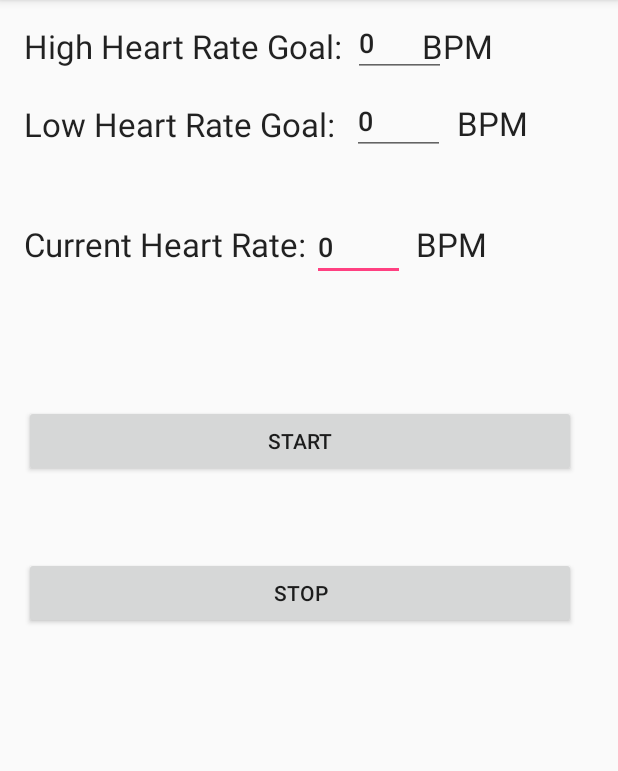
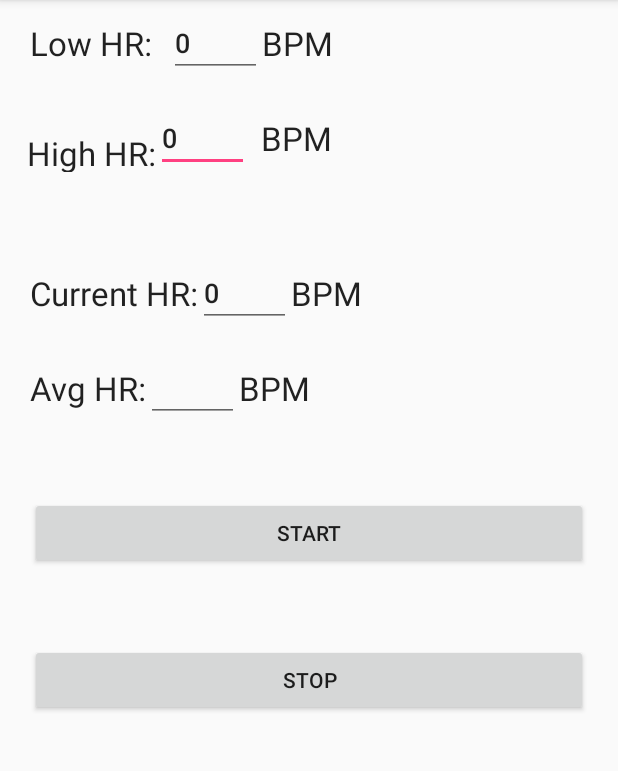
Before and after one commit to jwjibilian/Runification, an Android app: the WeightLossTraining screen opened directly, with no data from a screen before it, on a phone screen of 412 x 824 dp, the part 84-855 px from its top. Run offline under Robolectric (Android 15) with nearby library versions, the phone set to English and light mode, and no system bars; libraries missing offline, so code that uses them is left out: org.puredata.android, org.puredata.core; 5 statements that could not run were skipped.

Commit message:
Improved weight loss UI and add a moving average for average hr calculation

```diff
--- a/RunificationAndroid/app/src/main/java/com/example/jwjibilian/runificationandroid/view/WeightLossTraining.java
+++ b/RunificationAndroid/app/src/main/java/com/example/jwjibilian/runificationandroid/view/WeightLossTraining.java
@@ -26,6 +26,7 @@ public class WeightLossTraining extends AppCompatActivity {
     private static final String TAG = "RUNIF";
     public static final String USER_PREF = "User";
     private int highHr, lowHr, avgHr;
+    double alpha = 0.7;
     MediaPlayer heartbeat;
 
     private EditText currHrTxt;
@@ -209,6 +210,6 @@ public class WeightLossTraining extends AppCompatActivity {
         currHrTxt.setText(String.valueOf(newHr));
 
         // Update average HR
-        avgHr = newHr;
+        avgHr = (int) ((alpha * newHr) + (1.0 - alpha) * avgHr);
     }
 }
--- a/RunificationAndroid/app/src/main/res/layout/activity_weight_loss_training.xml
+++ b/RunificationAndroid/app/src/main/res/layout/activity_weight_loss_training.xml
@@ -4,159 +4,231 @@
     xmlns:tools="http://schemas.android.com/tools"
     android:layout_width="match_parent"
     android:layout_height="match_parent"
-    tools:context="com.example.jwjibilian.runificationandroid.view.WeightLossTraining">
+    tools:context="com.example.jwjibilian.runificationandroid.view.WeightLossTraining"
+    tools:layout_editor_absoluteY="81dp"
+    tools:layout_editor_absoluteX="0dp">
 
     <Button
         android:id="@+id/stopWeightLoss"
-        android:layout_width="368dp"
+        android:layout_width="fill_parent"
         android:layout_height="wrap_content"
-        android:layout_marginLeft="16dp"
-        android:layout_marginTop="371dp"
         android:onClick="onStopClick"
         android:text="Stop"
+        android:layout_marginTop="50dp"
+        app:layout_constraintTop_toBottomOf="@+id/startWeightLoss"
+        android:layout_marginLeft="20dp"
+        app:layout_constraintLeft_toLeftOf="parent"
+        android:layout_marginRight="20dp"
+        app:layout_constraintRight_toRightOf="parent" />
+
+    <Button
+        android:id="@+id/startWeightLoss"
+        android:layout_width="fill_parent"
+        android:layout_height="wrap_content"
+        android:onClick="onStartClick"
+        android:text="Start"
+        android:layout_marginTop="50dp"
+        app:layout_constraintTop_toBottomOf="@+id/avgHrLay"
+        android:layout_marginLeft="20dp"
+        app:layout_constraintLeft_toLeftOf="parent"
+        android:layout_marginRight="20dp"
+        app:layout_constraintRight_toRightOf="parent" />
+
+    <LinearLayout
+        android:id="@+id/highHrLay"
+        android:layout_width="wrap_content"
+        android:layout_height="wrap_content"
+        android:orientation="horizontal"
+        android:layout_marginStart="8dp"
+        android:layout_marginTop="20dp"
+        app:layout_constraintTop_toBottomOf="@+id/lowHrLay"
+        android:layout_marginLeft="20dp"
+        app:layout_constraintLeft_toLeftOf="parent">
+
+        <TextView
+            android:id="@+id/textView3"
+            android:layout_width="wrap_content"
+            android:layout_height="wrap_content"
+            android:layout_marginLeft="10dp"
+            android:layout_marginStart="10dp"
+            android:layout_marginTop="10dp"
+            android:layout_weight="1"
+            android:text="High HR:"
+            android:textAppearance="@android:style/TextAppearance.DeviceDefault.Large"
+            android:visibility="visible"
             app:layout_constraintLeft_toLeftOf="parent"
             app:layout_constraintTop_toTopOf="parent" />
 
         <EditText
-        android:id="@+id/CurrentHR"
+            android:id="@+id/HighHRGoal"
             android:layout_width="62dp"
             android:layout_height="43dp"
+            android:layout_weight="1"
             android:ems="10"
             android:inputType="number"
             android:selectAllOnFocus="false"
             android:singleLine="false"
             android:textAppearance="@android:style/TextAppearance.DeviceDefault.Medium"
             android:visibility="visible"
-        app:layout_constraintLeft_toRightOf="@+id/textView7"
-        android:layout_marginLeft="4dp"
+            tools:layout_editor_absoluteX="110dp"
+            tools:layout_editor_absoluteY="8dp" />
+
+        <TextView
+            android:id="@+id/textView20"
+            android:layout_width="wrap_content"
+            android:layout_height="wrap_content"
+            android:layout_marginStart="8dp"
+            android:layout_weight="1"
+            android:text="BPM"
+            android:textAppearance="@android:style/TextAppearance.DeviceDefault.Large"
+            android:visibility="visible"
+            tools:layout_editor_absoluteX="279dp"
+            tools:layout_editor_absoluteY="174dp" />
+    </LinearLayout>
+
+    <LinearLayout
+        android:id="@+id/lowHrLay"
+        android:layout_width="wrap_content"
+        android:layout_height="wrap_content"
+        android:orientation="horizontal"
+        android:layout_marginStart="20dp"
         app:layout_constraintTop_toTopOf="parent"
-        android:layout_marginTop="150dp"
-        app:layout_constraintBottom_toBottomOf="@+id/textView7"
-        app:layout_constraintVertical_bias="0.41000003"
-        android:layout_marginStart="4dp" />
+        android:layout_marginTop="8dp"
+        android:layout_marginLeft="20dp"
+        app:layout_constraintLeft_toLeftOf="parent">
+
+        <TextView
+            android:id="@+id/textView19"
+            android:layout_width="wrap_content"
+            android:layout_height="wrap_content"
+            android:layout_weight="1"
+            android:text="Low HR:"
+            android:textAppearance="@android:style/TextAppearance.DeviceDefault.Large"
+            android:visibility="visible"
+            tools:layout_editor_absoluteX="16dp"
+            tools:layout_editor_absoluteY="0dp" />
 
         <EditText
             android:id="@+id/LowHRGoal"
             android:layout_width="62dp"
             android:layout_height="43dp"
-        android:layout_marginLeft="11dp"
-        android:layout_marginTop="61dp"
+            android:layout_marginStart="11dp"
+            android:layout_weight="1"
             android:ems="10"
             android:inputType="number"
             android:selectAllOnFocus="false"
             android:singleLine="false"
             android:textAppearance="@android:style/TextAppearance.DeviceDefault.Medium"
             android:visibility="visible"
-        app:layout_constraintBottom_toBottomOf="@+id/textView19"
-        app:layout_constraintLeft_toRightOf="@+id/textView19"
-        app:layout_constraintTop_toTopOf="parent"
-        app:layout_constraintVertical_bias="0.26"
-        android:layout_marginStart="11dp" />
+            tools:layout_editor_absoluteX="298dp"
+            tools:layout_editor_absoluteY="215dp" />
+
+        <TextView
+            android:id="@+id/textView18"
+            android:layout_width="wrap_content"
+            android:layout_height="wrap_content"
+            android:layout_weight="1"
+            android:text="BPM"
+            android:textAppearance="@android:style/TextAppearance.DeviceDefault.Large"
+            android:visibility="visible"
+            tools:layout_editor_absoluteX="207dp"
+            tools:layout_editor_absoluteY="16dp" />
+    </LinearLayout>
+
+    <LinearLayout
+        android:id="@+id/currentHrLay"
+        android:layout_width="wrap_content"
+        android:layout_height="wrap_content"
+        android:layout_weight="1"
+        android:orientation="horizontal"
+        android:layout_marginStart="20dp"
+        android:layout_marginTop="60dp"
+        app:layout_constraintTop_toBottomOf="@+id/highHrLay"
+        android:layout_marginLeft="20dp"
+        app:layout_constraintLeft_toLeftOf="parent">
+
+        <TextView
+            android:id="@+id/textView7"
+            android:layout_width="wrap_content"
+            android:layout_height="wrap_content"
+            android:layout_weight="1"
+            android:text="Current HR:"
+            android:textAppearance="@android:style/TextAppearance.DeviceDefault.Large"
+            android:visibility="visible"
+            tools:layout_editor_absoluteX="16dp"
+            tools:layout_editor_absoluteY="148dp" />
 
         <EditText
-        android:id="@+id/HighHRGoal"
+            android:id="@+id/CurrentHR"
             android:layout_width="62dp"
             android:layout_height="43dp"
-        android:layout_marginLeft="7dp"
-        android:layout_marginStart="7dp"
-        android:layout_marginTop="8dp"
+            android:layout_weight="1"
             android:ems="10"
             android:inputType="number"
             android:selectAllOnFocus="false"
             android:singleLine="false"
             android:textAppearance="@android:style/TextAppearance.DeviceDefault.Medium"
             android:visibility="visible"
-        app:layout_constraintBottom_toBottomOf="@+id/textView3"
-        app:layout_constraintLeft_toRightOf="@+id/textView3"
-        app:layout_constraintTop_toTopOf="parent"
-        app:layout_constraintVertical_bias="0.0" />
-
-    <TextView
-        android:id="@+id/textView3"
-        android:layout_width="wrap_content"
-        android:layout_height="wrap_content"
-        android:text="High Heart Rate Goal:"
-        android:textAppearance="@android:style/TextAppearance.DeviceDefault.Large"
-        android:visibility="visible"
-        app:layout_constraintTop_toTopOf="parent"
-        android:layout_marginTop="16dp"
-        android:layout_marginLeft="16dp"
-        app:layout_constraintLeft_toLeftOf="parent"
-        android:layout_marginStart="16dp" />
-
-    <TextView
-        android:id="@+id/textView7"
-        android:layout_width="wrap_content"
-        android:layout_height="wrap_content"
-        android:layout_marginLeft="16dp"
-        android:layout_marginStart="16dp"
-        android:layout_marginTop="148dp"
-        android:text="Current Heart Rate:"
-        android:textAppearance="@android:style/TextAppearance.DeviceDefault.Large"
-        android:visibility="visible"
-        app:layout_constraintLeft_toLeftOf="parent"
-        app:layout_constraintTop_toTopOf="parent" />
-
-    <TextView
-        android:id="@+id/textView19"
-        android:layout_width="wrap_content"
-        android:layout_height="wrap_content"
-        android:layout_marginLeft="16dp"
-        android:layout_marginTop="68dp"
-        android:text="Low Heart Rate Goal:"
-        android:textAppearance="@android:style/TextAppearance.DeviceDefault.Large"
-        android:visibility="visible"
-        app:layout_constraintLeft_toLeftOf="parent"
-        app:layout_constraintTop_toTopOf="parent"
-        android:layout_marginStart="16dp" />
+            tools:layout_editor_absoluteX="134dp"
+            tools:layout_editor_absoluteY="142dp" />
 
         <TextView
             android:id="@+id/textView11"
             android:layout_width="wrap_content"
             android:layout_height="wrap_content"
+            android:layout_weight="1"
             android:text="BPM"
             android:textAppearance="@android:style/TextAppearance.DeviceDefault.Large"
             android:visibility="visible"
-        app:layout_constraintTop_toTopOf="parent"
-        android:layout_marginTop="148dp"
-        app:layout_constraintLeft_toRightOf="@+id/CurrentHR"
-        android:layout_marginLeft="7dp"
-        android:layout_marginStart="7dp" />
+            tools:layout_editor_absoluteX="203dp"
+            tools:layout_editor_absoluteY="148dp" />
+    </LinearLayout>
+
+    <LinearLayout
+        android:id="@+id/avgHrLay"
+        android:layout_width="wrap_content"
+        android:layout_height="wrap_content"
+        android:layout_marginStart="20dp"
+        android:orientation="horizontal"
+        android:layout_marginTop="20dp"
+        app:layout_constraintTop_toBottomOf="@+id/currentHrLay"
+        android:layout_marginLeft="20dp"
+        app:layout_constraintLeft_toLeftOf="parent">
 
         <TextView
-        android:id="@+id/textView20"
+            android:id="@+id/textView100"
             android:layout_width="wrap_content"
             android:layout_height="wrap_content"
-        android:layout_marginLeft="8dp"
-        android:layout_marginTop="67dp"
+            android:layout_weight="1"
+            android:text="Avg HR:"
+            android:textAppearance="@android:style/TextAppearance.DeviceDefault.Large"
+            android:visibility="visible"
+            tools:layout_editor_absoluteX="16dp"
+            tools:layout_editor_absoluteY="148dp" />
+
+        <EditText
+            android:id="@+id/avgHR"
+            android:layout_width="62dp"
+            android:layout_height="43dp"
+            android:layout_weight="1"
+            android:ems="10"
+            android:inputType="number"
+            android:selectAllOnFocus="false"
+            android:singleLine="false"
+            android:textAppearance="@android:style/TextAppearance.DeviceDefault.Medium"
+            android:visibility="visible"
+            tools:layout_editor_absoluteX="134dp"
+            tools:layout_editor_absoluteY="142dp" />
+
+        <TextView
+            android:id="@+id/textView11"
+            android:layout_width="wrap_content"
+            android:layout_height="wrap_content"
+            android:layout_weight="1"
             android:text="BPM"
             android:textAppearance="@android:style/TextAppearance.DeviceDefault.Large"
             android:visibility="visible"
-        app:layout_constraintLeft_toRightOf="@+id/LowHRGoal"
-        app:layout_constraintTop_toTopOf="parent"
-        android:layout_marginStart="8dp" />
-
-    <TextView
-        android:id="@+id/textView18"
-        android:layout_width="wrap_content"
-        android:layout_height="wrap_content"
-        android:layout_marginLeft="11dp"
-        android:layout_marginTop="16dp"
-        android:text="BPM"
-        android:textAppearance="@android:style/TextAppearance.DeviceDefault.Large"
-        android:visibility="visible"
-        app:layout_constraintLeft_toRightOf="@+id/CurrentHR"
-        app:layout_constraintTop_toTopOf="parent"
-        android:layout_marginStart="11dp" />
-
-    <Button
-        android:id="@+id/startWeightLoss"
-        android:layout_width="368dp"
-        android:layout_height="wrap_content"
-        android:layout_marginLeft="16dp"
-        android:layout_marginTop="270dp"
-        android:onClick="onStartClick"
-        android:text="Start"
-        app:layout_constraintLeft_toLeftOf="parent"
-        app:layout_constraintTop_toTopOf="parent" />
+            tools:layout_editor_absoluteX="203dp"
+            tools:layout_editor_absoluteY="148dp" />
+    </LinearLayout>
 </android.support.constraint.ConstraintLayout>
```
Lines whose indentation alone changed are shown as unchanged.
